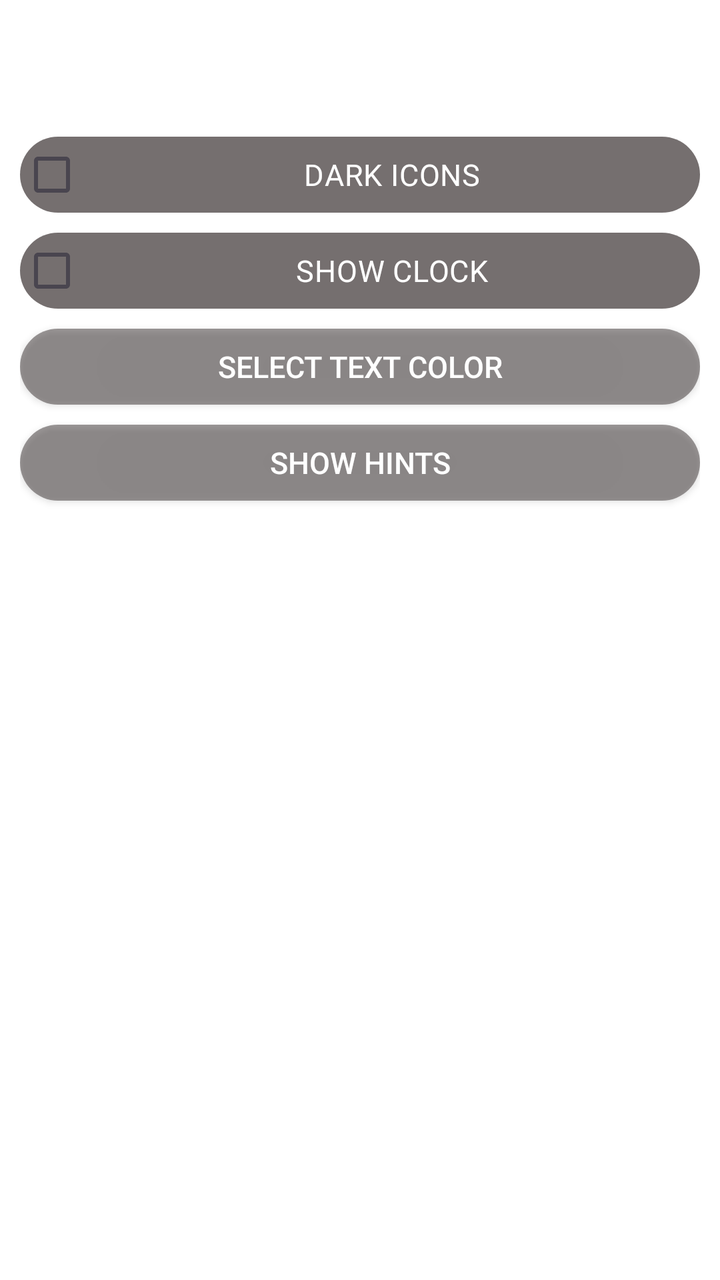
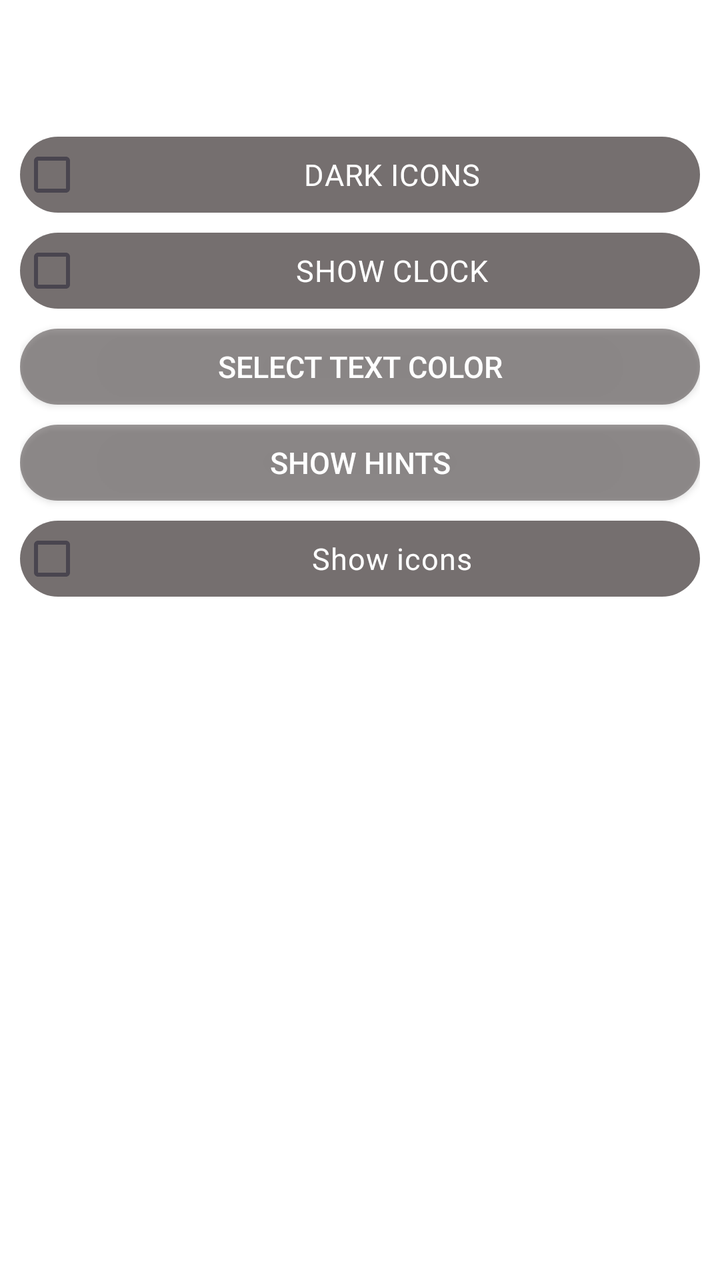

Screens rendered from an Android XML layout before and after an edit, with the pre-edit source and the edit as a unified diff.
<!-- AndroidManifest.xml: activity theme Theme.MinimalLauncher -->
<!-- res/layout/settings.xml -->
<?xml version="1.0" encoding="utf-8"?>
<LinearLayout xmlns:android="http://schemas.android.com/apk/res/android"
    xmlns:tools="http://schemas.android.com/tools"
    android:padding="10dp"
    android:layout_marginTop="10dp"
    android:layout_width="match_parent"
    android:layout_height="match_parent"
    android:orientation="vertical"
    tools:context=".MainActivity">

    <TextView
        android:layout_width="wrap_content"
        android:layout_height="wrap_content"
        android:textFontWeight="10"
        android:textSize="40sp"
        android:text="@string/minlan_settings" />

    <ScrollView
        android:layout_width="match_parent"
        android:layout_height="match_parent">

        <LinearLayout
            android:orientation="vertical"
            android:layout_width="match_parent"
            android:layout_height="wrap_content">

            <CheckBox
                android:id="@+id/dark_icons_cb"
                android:textSize="15sp"
                android:background="@drawable/view_background"
                android:textColor="@color/white"
                android:text="@string/dark_icons"
                android:layout_width="match_parent"
                android:textAlignment="center"
                android:layout_height="wrap_content" />

            <CheckBox
                android:id="@+id/show_clock_cb"
                android:textColor="@color/white"
                android:background="@drawable/view_background"
                android:layout_width="match_parent"
                android:layout_height="wrap_content"
                android:text="@string/show_clock"
                android:textAlignment="center"
                android:textSize="15sp" />

            <androidx.appcompat.widget.AppCompatButton
                android:background="@drawable/view_background"
                android:backgroundTint="@color/view_background"
                android:id="@+id/select_color_b"
                android:textSize="15sp"
                android:textColor="@color/white"
                android:text="@string/select_text_color"
                android:layout_width="match_parent"
                android:layout_height="wrap_content" />

            <androidx.appcompat.widget.AppCompatButton
                android:id="@+id/show_hints"
                android:textSize="15sp"
                android:backgroundTint="@color/view_background"
                android:textColor="@color/white"
                android:insetTop="0dp"
                android:insetBottom="0dp"
                android:text="@string/show_hints"
                android:background="@drawable/view_background"
                android:layout_width="match_parent"
                android:layout_height="wrap_content" />

        </LinearLayout>
    </ScrollView>

</LinearLayout>
<!-- resources referenced by this layout -->
<resources>
  <color name="view_background">#B9423939</color>
  <color name="white">#FFFFFFFF</color>
  <!-- drawable view_background (drawable) -->
  <?xml version="1.0" encoding="utf-8"?>
  <layer-list xmlns:android="http://schemas.android.com/apk/res/android">
      <item android:top="5dp" android:bottom="5dp">
          <shape>
              <corners android:radius="25dp"/>
              <solid android:color="@color/view_background"/>
          </shape>
      </item>
  </layer-list>
  <string name="dark_icons">DARK ICONS</string>
  <string name="minlan_settings">Minlan Settings</string>
  <string name="select_text_color">Select text color</string>
  <string name="show_clock">SHOW CLOCK</string>
  <string name="show_hints">Show hints</string>
  <style name="Theme.MinimalLauncher" parent="Theme.Transparent" />
  <style name="Theme.Transparent" parent="Theme.Material3.DayNight.NoActionBar">
          <item name="android:windowIsTranslucent">true</item>
          <item name="android:windowBackground">@android:color/transparent</item>
          <item name="android:colorBackgroundCacheHint">@null</item>
          <item name="android:textColor">@color/white</item>
          <item name="android:windowShowWallpaper">true</item>
      </style>
</resources>

<!-- the commit's change to res/layout/settings.xml (unified diff, before → after) -->
@@ -66,6 +66,16 @@
                 android:layout_width="match_parent"
                 android:layout_height="wrap_content" />
 
+            <CheckBox
+                android:id="@+id/show_icons_cb"
+                android:textColor="@color/white"
+                android:background="@drawable/view_background"
+                android:layout_width="match_parent"
+                android:layout_height="wrap_content"
+                android:text="@string/show_icons"
+                android:textAlignment="center"
+                android:textSize="15sp" />
+
         </LinearLayout>
     </ScrollView>
 
<!-- resource entries referenced after the edit -->
@@ -17,6 +17,7 @@
   <string name="select_text_color">Select text color</string>
   <string name="show_clock">SHOW CLOCK</string>
   <string name="show_hints">Show hints</string>
+  <string name="show_icons">Show icons</string>
   <style name="Theme.MinimalLauncher" parent="Theme.Transparent" />
   <style name="Theme.Transparent" parent="Theme.Material3.DayNight.NoActionBar">
           <item name="android:windowIsTranslucent">true</item>
